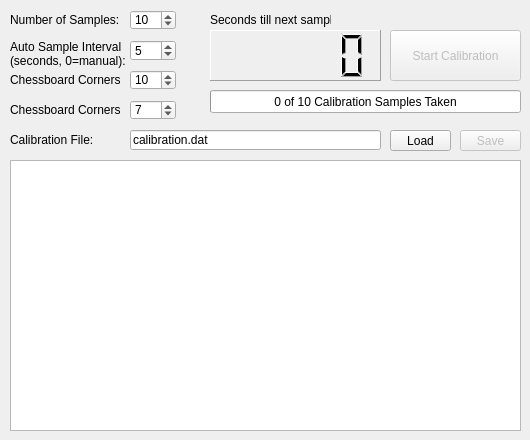
Before: the Qt Designer form opencvstereovision-read-only/mainwindow.ui in kristinnts11/opencv-stereo-vision, drawn with Qt 5.
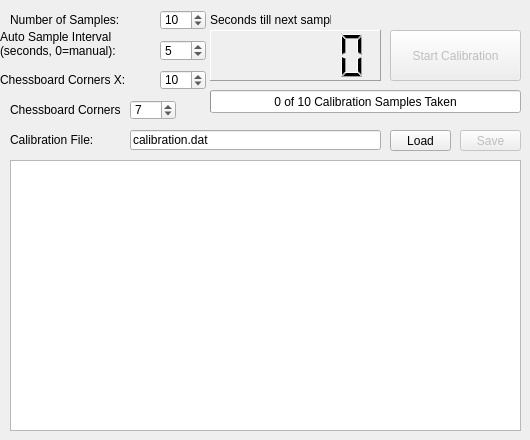
After: the same form once the commit is applied.

Commit message: recompile opencv & config new window

Patch:
```diff
--- a/opencvstereovision-read-only/mainwindow.ui
+++ b/opencvstereovision-read-only/mainwindow.ui
@@ -67,7 +67,7 @@
    <widget class="QSpinBox" name="spinBoxSampleCount">
     <property name="geometry">
      <rect>
-      <x>130</x>
+      <x>160</x>
       <y>10</y>
       <width>46</width>
       <height>20</height>
@@ -96,10 +96,10 @@
    <widget class="QLabel" name="label_2">
     <property name="geometry">
      <rect>
-      <x>10</x>
-      <y>40</y>
-      <width>141</width>
-      <height>31</height>
+      <x>0</x>
+      <y>30</y>
+      <width>151</width>
+      <height>41</height>
      </rect>
     </property>
     <property name="text">
@@ -115,7 +115,7 @@
    <widget class="QSpinBox" name="spinBoxInterval">
     <property name="geometry">
      <rect>
-      <x>130</x>
+      <x>160</x>
       <y>40</y>
       <width>46</width>
       <height>21</height>
@@ -131,9 +131,9 @@
    <widget class="QLabel" name="label_3">
     <property name="geometry">
      <rect>
-      <x>10</x>
+      <x>0</x>
       <y>70</y>
-      <width>111</width>
+      <width>151</width>
       <height>20</height>
      </rect>
     </property>
@@ -157,7 +157,7 @@
    <widget class="QSpinBox" name="spinBoxCornersX">
     <property name="geometry">
      <rect>
-      <x>130</x>
+      <x>160</x>
       <y>70</y>
       <width>46</width>
       <height>20</height>
```
Left out of the diff: 2 changed lines with no effect on the pictures. The commit also changes 5 other files.
